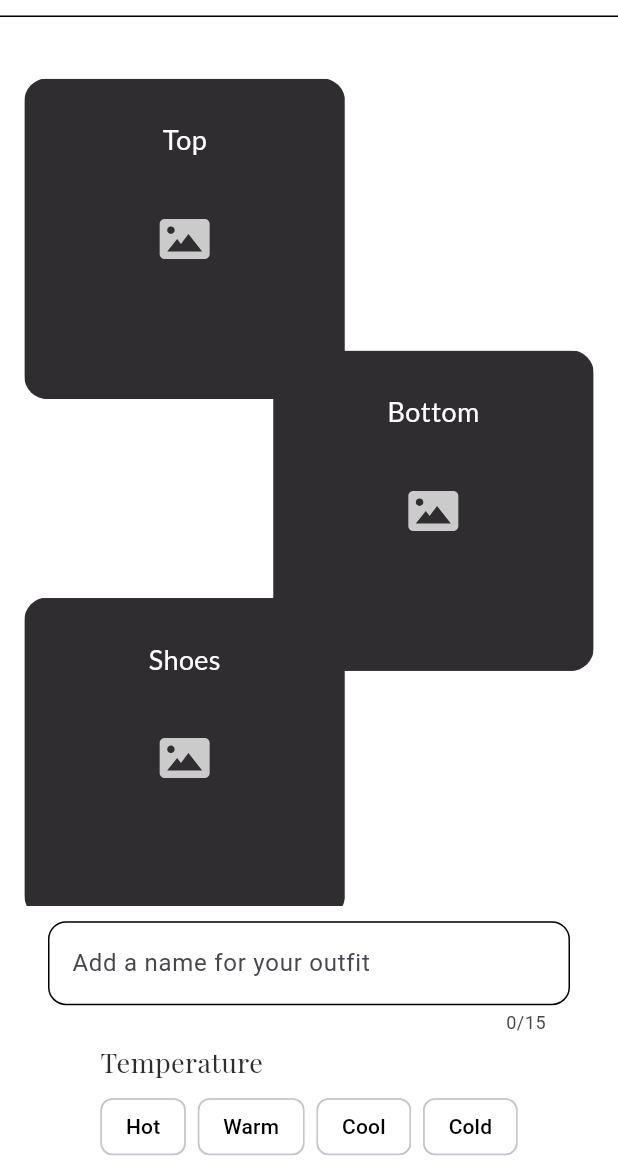
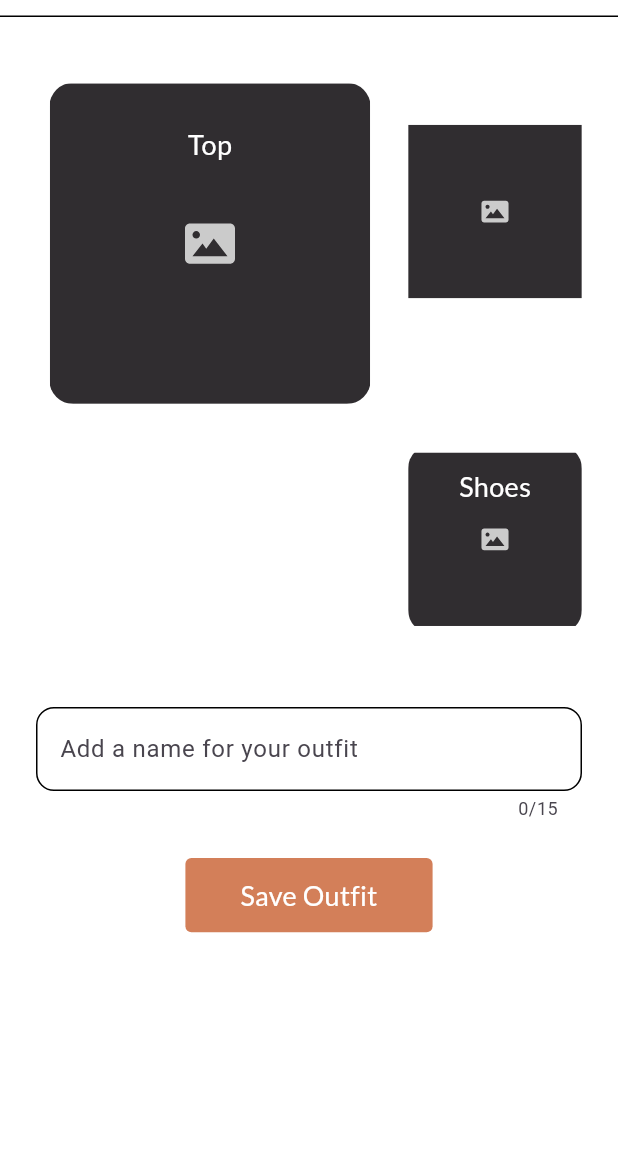
Before and after one commit to Stefania-P11/SWE-Project, a Flutter app: the CreateOutfitScreen screen opened directly, on a phone screen of 412 x 824 dp, the part 67-1236 px from its top. Run offline on Flutter 3.47's test engine with Material 3 defaults, Android fonts, the phone set to English and light mode, and no system bars; our stand-ins replace cloud_firestore, firebase_auth, firebase_core, firebase_storage, flutter_image_compress, flutter_svg and 5 more; missing offline and left inert: geolocator_android, geolocator_apple; accounts and stored records are empty.

Commit message:
UI Update

```diff
--- a/lib/screens/create_outfit_screen.dart
+++ b/lib/screens/create_outfit_screen.dart
@@ -1,12 +1,14 @@
 import 'package:dressify_app/constants.dart';
-import 'package:dressify_app/models/item.dart';
 import 'package:dressify_app/screens/choose_item_screen.dart';
-import 'package:dressify_app/services/firebase_service.dart';
 import 'package:dressify_app/widgets/custom_app_bar.dart';
-import 'package:dressify_app/widgets/custom_button_3.dart';
 import 'package:dressify_app/widgets/item_container.dart';
 import 'package:dressify_app/widgets/label_input_field.dart';
 import 'package:flutter/material.dart';
+import 'package:dressify_app/widgets/custom_button.dart';
+import 'package:dressify_app/services/firebase_service.dart';
+import 'package:dressify_app/models/outfit.dart';
+import 'package:dressify_app/models/item.dart';
+import 'package:dressify_app/services/outfit_service.dart';
 
 /// Screen for creating an outfit where users can select items and name their outfit.
 class CreateOutfitScreen extends StatefulWidget {
@@ -22,68 +24,87 @@ class _CreateOutfitScreenState extends State<CreateOutfitScreen> {
   String? bottomUrl;
   String? shoesUrl;
 
-  // List of weather conditions for the outfit
-  List<String> temperatures = ['Hot', 'Warm', 'Cool', 'Cold'];
-  // Selected temperatures for the outfit
-  List<String> selectedTemperatures = [];
+  // void _saveNewOutfit() {
+  //   if (topUrl == null || bottomUrl == null || shoesUrl == null) {
+  //     debugPrint(
+  //         'Please select your top, bottom and shoes to create an outfit.');
+  //     showDialog(
+  //       context: context,
+  //       builder: (BuildContext context) {
+  //         return AlertDialog(
+  //           title: const Text("Invalid Outfit!"),
+  //           content: const Text(
+  //               "Please select your top, bottom, and shoes item to create a new Outfit."),
+  //           actions: <Widget>[
+  //             TextButton(
+  //               onPressed: () {
+  //                 Navigator.of(context).pop(); // Dismiss the popup
+  //               },
+  //               child: const Text("Back"),
+  //             ),
+  //           ],
+  //         );
+  //       },
+  //     );
+  //     return;
+  //   }
+  //   // Convert the selected URLs to actual Item objects.
+  //   // (Assumes that you have a helper method to look up an Item by its URL.)
+  //   final Item? topItem = Item.getItemByUrl(topUrl!);
+  //   final Item? bottomItem = Item.getItemByUrl(bottomUrl!);
+  //   final Item? shoeItem = Item.getItemByUrl(shoesUrl!);
+
+  //   if (topItem == null || bottomItem == null || shoeItem == null) {
+  //     debugPrint("Failed to retrieve one or more Items for the outfit.");
+
+  //     return;
+  //   }
+  //   // Use the outfit name from the text field (or assign a default)
+  //   String label = outfitNameController.text.trim();
+  //   if (label.isEmpty) {
+  //     label = "Outfit ${Outfit.outfitList.length + 1}";
+  //   }
+
+  //   // Generate an outfit ID; here, we simply use length+1 as an example.
+  //   int newId = Outfit.outfitList.length + 1;
+  //   debugPrint("NewId: \"$newId\" ");
+  //   // Set default values for times worn and weather
+  //   int timesWorn = 0;
+  //   List<String> weather = topItem
+  //       .weather; // Default assign weather for new outfit as top weather.
+
+  //   // Save the outfit to Firestore and locally (assuming these methods are defined in your FirebaseService)
+  //   FirebaseService.addFirestoreOutfit(
+  //       label, newId, topItem, bottomItem, shoeItem, timesWorn, weather);
+  //   FirebaseService.addLocalOutfit(
+  //       label, newId, topItem, bottomItem, shoeItem, timesWorn, weather);
+
+  //   debugPrint("Outfit saved successfully!");
+
+  //   Navigator.pop(context);
+  //   showDialog(
+  //     context: context,
+  //     builder: (BuildContext context) {
+  //       return AlertDialog(
+  //         title: const Text("Outfit saved successfully!"),
+  //         content: Text("Your new outfit \"$label\" is saved to your List."),
+  //         actions: <Widget>[
+  //           TextButton(
+  //             onPressed: () {
+  //               Navigator.of(context).pop(); // Dismiss the popup
+  //             },
+  //             child: const Text("OK"),
+  //           ),
+  //         ],
+  //       );
+  //     },
+  //   );
+  // }
 
   // Controller to handle text input for the outfit name
   final TextEditingController outfitNameController = TextEditingController();
-
   @override
   Widget build(BuildContext context) {
-    Future<void> handleSave({
-      required BuildContext context,
-      required String label,
-      required List<String> weather,
-      required String topUrl,
-      required String bottomUrl,
-      required String shoesUrl,
-    }) async {
-      // Get selected items from URLs
-      final topItem = Item.itemList.firstWhere((item) => item.url == topUrl);
-      final bottomItem =
-          Item.itemList.firstWhere((item) => item.url == bottomUrl);
-      final shoesItem =
-          Item.itemList.firstWhere((item) => item.url == shoesUrl);
-
-      final id = DateTime.now().millisecondsSinceEpoch;
-
-      // Save to Firestore
-      await FirebaseService.addFirestoreOutfit(
-        label,
-        id,
-        topItem,
-        bottomItem,
-        shoesItem,
-        0,
-        weather,
-      );
-
-      // Save locally
-      FirebaseService.addLocalOutfit(
-        label,
-        id,
-        topItem,
-        bottomItem,
-        shoesItem,
-        0,
-        weather,
-      );
-
-      //Show and store the message box entry
-      final overlayEntry = _showTopSnackbarStatic("Outfit saved successfully!");
-
-      //Wait ~1 second so user sees the message
-      await Future.delayed(const Duration(seconds: 2));
-
-      //Remove message BEFORE screen pops
-      overlayEntry.remove();
-
-      //Now pop back
-      Navigator.pop(context, true);
-    }
-
     // Get screen width and height for responsive UI
     final screenWidth = MediaQuery.of(context).size.width;
     final screenHeight = MediaQuery.of(context).size.height;
@@ -98,21 +119,29 @@ class _CreateOutfitScreenState extends State<CreateOutfitScreen> {
       ), // Replaces the hamburger menu icon with a back arrow to allow the user to go back
 
       // Main body content
-      body: SingleChildScrollView(
+      body: Padding(
+        padding: const EdgeInsets.all(8.0),
+        child: Column(
+          mainAxisAlignment: MainAxisAlignment.start,
+          children: [
+            SizedBox(
+              height: screenHeight * 0.5, // Scroll area height
+              width: screenWidth,
               child: Padding(
-          padding: const EdgeInsets.all(16.0),
-          child: Column(
-            crossAxisAlignment: CrossAxisAlignment.center,
+                padding:
+                    const EdgeInsets.symmetric(horizontal: 16.0, vertical: 8.8),
+                child: Row(
+                  crossAxisAlignment: CrossAxisAlignment.stretch,
                   children: [
-              // Outfit items stack
-              SizedBox(
-                height: screenHeight * 0.7,
-                child: Stack(
-                  children: [
-                    // Top item
-                    Positioned(
-                      top: screenHeight * 0.03,
-                      left: 0,
+                    // Left side: Top item (full height)
+                    Expanded(
+                      flex: 2,
+                      child: Container(
+                        decoration: BoxDecoration(
+                          color: Colors.white, // Your background color
+                          borderRadius: BorderRadius.circular(
+                              8), // Optional rounded corners
+                        ),
                         child: outfitItem(
                           "Top",
                           screenWidth,
@@ -133,11 +162,26 @@ class _CreateOutfitScreenState extends State<CreateOutfitScreen> {
                           imageUrl: topUrl,
                         ),
                       ),
+                    ),
 
-                    // Bottom item
-                    Positioned(
-                      top: screenHeight * 0.25,
-                      right: 0,
+                    // Horizontal spacing between Top and the right column
+                    const SizedBox(width: 16),
+
+                    // Right side: Column with Bottom and Shoes
+                    Expanded(
+                      flex: 1,
+                      child: Column(
+                        crossAxisAlignment: CrossAxisAlignment.stretch,
+                        children: [
+                          // Bottom item with flex 2
+                          Expanded(
+                            flex: 2,
+                            child: Container(
+                              decoration: BoxDecoration(
+                                color: Colors.white, // Your background color
+                                borderRadius: BorderRadius.circular(
+                                    8), // Optional rounded corners
+                              ),
                               child: outfitItem(
                                 "Bottom",
                                 screenWidth,
@@ -158,11 +202,20 @@ class _CreateOutfitScreenState extends State<CreateOutfitScreen> {
                                 imageUrl: bottomUrl,
                               ),
                             ),
+                          ),
 
-                    // Shoes item
-                    Positioned(
-                      top: screenHeight * 0.45,
-                      left: 0,
+                          // Vertical spacing between Bottom and Shoes
+                          const SizedBox(height: 16),
+
+                          // Shoes item as a square box using AspectRatio
+                          Expanded(
+                            flex: 1,
+                            child: Container(
+                              decoration: BoxDecoration(
+                                color: Colors.white, // Your background color
+                                borderRadius: BorderRadius.circular(
+                                    8), // Optional rounded corners
+                              ),
                               child: outfitItem(
                                 "Shoes",
                                 screenWidth,
@@ -183,133 +236,39 @@ class _CreateOutfitScreenState extends State<CreateOutfitScreen> {
                                 imageUrl: shoesUrl,
                               ),
                             ),
-                  ],
-                ),
-              ),
-
-              // Spacing
-              const SizedBox(height: 10),
-
-              // Input field
-              LabelInputField(
-                controller: outfitNameController,
-                hintText: "Add a name for your outfit",
-              ),
-
-              // Temperature selection
-              Column(
-                crossAxisAlignment: CrossAxisAlignment.start,
-                children: [
-                  const SizedBox(height: 5),
-                  Text("Temperature", style: kH3),
-                  const SizedBox(height: 6),
-                  Wrap(
-                    spacing: 8,
-                    children: temperatures.map((temp) {
-                      final isSelected = selectedTemperatures.contains(temp);
-                      return ChoiceChip(
-                        label: Text(temp,
-                            style: TextStyle(
-                              color: isSelected ? Colors.white : Colors.black,
-                            )),
-                        selected: isSelected,
-                        onSelected: (selected) {
-                          setState(() {
-                            if (selected) {
-                              selectedTemperatures.add(temp);
-                            } else {
-                              selectedTemperatures.remove(temp);
-                            }
-                          });
-                        },
-                        selectedColor: Colors.black,
-                        backgroundColor: Colors.white,
-                        showCheckmark: false,
-                      );
-                    }).toList(),
                           ),
                         ],
-              ),
-
-              const SizedBox(height: 15),
-
-              // SAVE button
-              CustomButton3(
-                label: "SAVE",
-                onPressed: () {
-                  handleSave(
-                    context: context,
-                    label: outfitNameController.text,
-                    weather: selectedTemperatures,
-                    topUrl: topUrl!,
-                    bottomUrl: bottomUrl!,
-                    shoesUrl: shoesUrl!,
-                  );
-                },
-                isActive: (topUrl != null &&
-                    bottomUrl != null &&
-                    shoesUrl != null &&
-                    selectedTemperatures.isNotEmpty),
-              ),
-
-              const SizedBox(height: 30), // Extra bottom space
-            ],
-          ),
-        ),
-      ),
-    );
-  }
-
-OverlayEntry _showTopSnackbarStatic(String message) {
-  final overlay = Overlay.of(context);
-  final screenHeight = MediaQuery.of(context).size.height;
-
-  final overlayEntry = OverlayEntry(
-    builder: (context) => Positioned(
-      top: screenHeight * 0.5,
-      left: 20,
-      right: 20,
-      child: Material(
-        color: Colors.transparent,
-        child: Container(
-          decoration: BoxDecoration(
-            color: Colors.grey[300],
-            borderRadius: BorderRadius.circular(12),
-            boxShadow: [
-              BoxShadow(
-                color: Colors.black12,
-                blurRadius: 6,
-                offset: Offset(0, 2),
-              ),
-            ],
-          ),
-          padding: const EdgeInsets.symmetric(horizontal: 16, vertical: 14),
-          child: Row(
-            mainAxisSize: MainAxisSize.min,
-            children: [
-              const Icon(Icons.check_circle, color: Colors.black87, size: 24),
-              const SizedBox(width: 10),
-              Expanded(
-                child: Text(
-                  message,
-                  style: const TextStyle(
-                    color: Colors.black87,
-                    fontSize: 16,
-                  ),
-                  textAlign: TextAlign.left,
                       ),
                     ),
                   ],
                 ),
               ),
             ),
+            const SizedBox(height: 40),
+            // Input field to name the outfit using LabelInputField widget
+            LabelInputField(
+              controller: outfitNameController,
+              hintText: "Add a name for your outfit",
+            ),
+
+            // Add spacing between the input field and the next element
+            SizedBox(height: screenHeight * 0.03),
+            //Add Save Button here!
+            CustomButton(
+              onPressed: () async {
+                await saveNewOutfit(
+                  context: context,
+                  topUrl: topUrl,
+                  bottomUrl: bottomUrl,
+                  shoesUrl: shoesUrl,
+                  label: outfitNameController.text.trim(),
+                );
+              },
+              text: 'Save Outfit',
+            )
+          ],
+        ),
       ),
     );
-
-  overlay.insert(overlayEntry);
-  return overlayEntry;
   }
-
-
 }
-  /// Widget to display an outfit item with a label and image.
```
Also changed, not shown: lib/services/outfit_service.dart (added, +102 -0 lines). Lines whose indentation alone changed are shown as unchanged.
